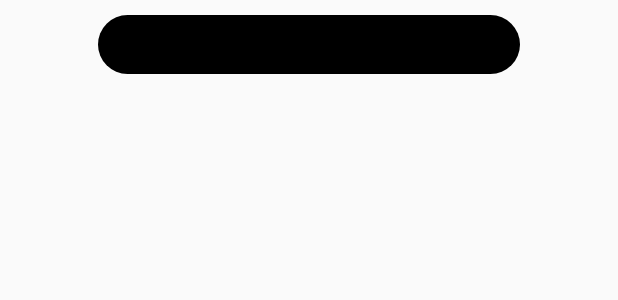
After one commit to Maxim-Turovets/MtChat-android, an Android app: the layout new_uset_layout.xml on its own in the app's theme, with its tools: preview values and no code run, on a phone screen of 412 x 824 dp. The commit adds this screen. Shown: the top 300 px of the screen. Run offline under Robolectric (Android 15) with nearby library versions, the phone set to English and light mode, and no system bars.

```diff
--- a/app/src/main/AndroidManifest.xml
+++ b/app/src/main/AndroidManifest.xml
@@ -22,6 +22,7 @@
         </activity>
 
         <activity android:name=".activitys.interlocutionActivity.ChatActivity"></activity>
+
     </application>
 
 </manifest>
--- a/app/src/main/java/com/example/mtchat_android/activitys/MainActivity.java
+++ b/app/src/main/java/com/example/mtchat_android/activitys/MainActivity.java
@@ -20,8 +20,7 @@ public class  MainActivity extends AppCompatActivity {
         Intent intent = new Intent(this, ChatTypeActivity.class);
         startActivity(intent);
 
-        StartSocketConnection.startSocketConnection();
-        StartSocketConnection.sendTestJson();
+
     }
 
 //    private void startSocketConnection() {
--- a/app/src/main/res/drawable/circle.xml
+++ b/app/src/main/res/drawable/circle.xml
@@ -1,3 +1,4 @@
 <shape xmlns:android="http://schemas.android.com/apk/res/android" android:shape="oval">
     <solid android:color="#48b3ff"/>
+
 </shape>
--- /dev/null
+++ b/app/src/main/res/drawable/new_user_drawable.xml
@@ -0,0 +1,5 @@
+<?xml version="1.0" encoding="utf-8"?>
+    <shape xmlns:android="http://schemas.android.com/apk/res/android">
+    <solid android:color="@color/black" />
+    <corners android:radius="25dp" />
+</shape>
--- /dev/null
+++ b/app/src/main/res/layout/new_uset_layout.xml
@@ -0,0 +1,26 @@
+<?xml version="1.0" encoding="utf-8"?>
+<RelativeLayout xmlns:android="http://schemas.android.com/apk/res/android"
+    android:layout_width="match_parent"
+    android:layout_height="wrap_content"
+    android:clipToPadding="false"
+    android:paddingVertical="10dp"
+    android:paddingLeft="15dp"
+    android:paddingRight="15dp"
+    >
+
+
+    <TextView
+        android:id="@+id/message_body"
+        android:layout_width="match_parent"
+        android:layout_height="wrap_content"
+        android:layout_alignParentRight="true"
+        android:layout_marginLeft="50dp"
+        android:layout_marginRight="50dp"
+        android:background="@drawable/new_user_drawable"
+        android:textAlignment="center"
+        android:padding="10dp"
+
+        android:textColor="#FFF" />
+
+
+</RelativeLayout>
--- a/app/src/main/res/values/colors.xml
+++ b/app/src/main/res/values/colors.xml
@@ -3,4 +3,5 @@
     <color name="colorPrimary">#008577</color>
     <color name="colorPrimaryDark">#00574B</color>
     <color name="colorAccent">#D81B60</color>
+    <color name="black">#000000</color>
 </resources>
```
Also changed, not shown: app/src/main/java/com/example/mtchat_android/activitys/ChatTypeActivity.java (+4 -6 lines), app/src/main/java/com/example/mtchat_android/activitys/EchoWebSocketListener.java (+21 -0 lines), app/src/main/java/com/example/mtchat_android/activitys/interlocutionActivity/ChatActivity.java (+2 -21 lines), app/src/main/java/com/example/mtchat_android/models/MessageAdapter.java (+12 -4 lines), app/src/main/java/com/example/mtchat_android/models/StartSocketConnection.java (renamed from app/src/main/java/com/example/mtchat_android/activitys/StartSocketConnection.java, +4 -4 lines).
